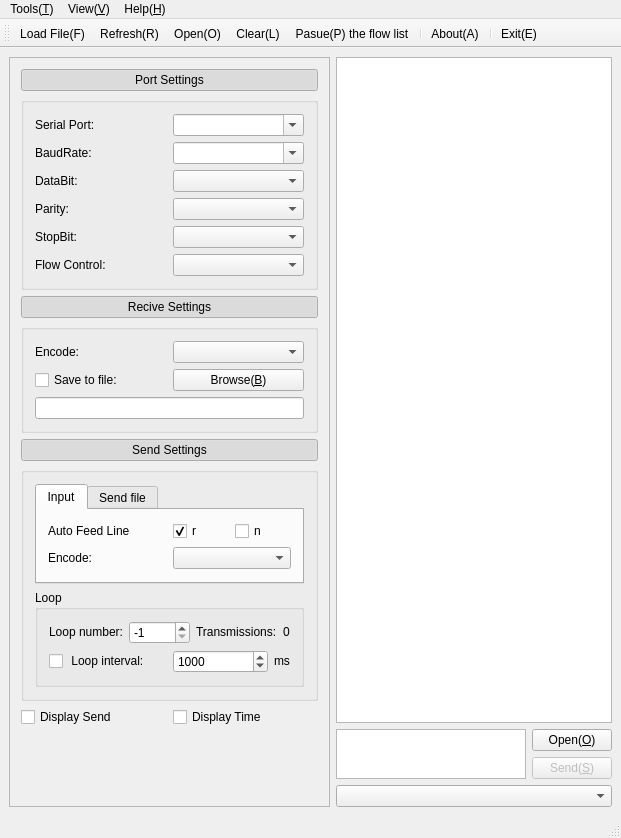
First picture: the form in App/MainWindow.ui, repository KangLin/SerialPortAssistant, before the edit.
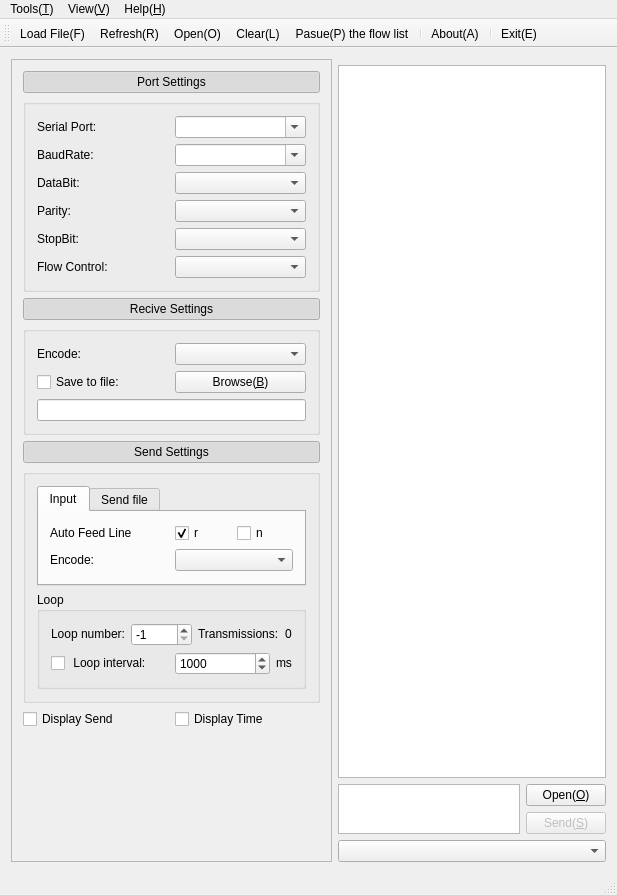
Second picture: the form after the edit. Icons and pictures are not drawn. Custom widgets are drawn as their Qt base class.

```diff
--- a/App/MainWindow.ui
+++ b/App/MainWindow.ui
@@ -6,8 +6,8 @@
    <rect>
     <x>0</x>
     <y>0</y>
-    <width>621</width>
-    <height>838</height>
+    <width>617</width>
+    <height>895</height>
    </rect>
   </property>
   <property name="sizePolicy">
@@ -65,8 +65,8 @@
         <rect>
          <x>0</x>
          <y>0</y>
-         <width>621</width>
-         <height>755</height>
+         <width>603</width>
+         <height>844</height>
         </rect>
        </property>
        <property name="sizePolicy">
@@ -100,104 +100,7 @@
            </sizepolicy>
           </property>
           <layout class="QGridLayout" name="gridLayout_6">
-           <property name="leftMargin">
-            <number>9</number>
-           </property>
-           <property name="topMargin">
-            <number>9</number>
-           </property>
-           <property name="rightMargin">
-            <number>9</number>
-           </property>
-           <property name="bottomMargin">
-            <number>9</number>
-           </property>
-           <property name="spacing">
-            <number>6</number>
-           </property>
-           <item row="0" column="1">
-            <layout class="QVBoxLayout" name="verticalLayout_3">
-             <item>
-              <widget class="QTextEdit" name="teRecive">
-               <property name="sizePolicy">
-                <sizepolicy hsizetype="Expanding" vsizetype="Expanding">
-                 <horstretch>0</horstretch>
-                 <verstretch>0</verstretch>
-                </sizepolicy>
-               </property>
-               <property name="readOnly">
-                <bool>true</bool>
-               </property>
-              </widget>
-             </item>
-             <item>
-              <layout class="QHBoxLayout" name="horizontalLayout_10">
-               <item>
-                <widget class="QTextEdit" name="teSend">
-                 <property name="sizePolicy">
-                  <sizepolicy hsizetype="Expanding" vsizetype="Ignored">
-                   <horstretch>0</horstretch>
-                   <verstretch>2</verstretch>
-                  </sizepolicy>
-                 </property>
-                </widget>
-               </item>
-               <item>
-                <layout class="QVBoxLayout" name="verticalLayout_2">
-                 <item>
-                  <widget class="QPushButton" name="pbOpen">
-                   <property name="sizePolicy">
-                    <sizepolicy hsizetype="Minimum" vsizetype="Fixed">
-                     <horstretch>0</horstretch>
-                     <verstretch>0</verstretch>
-                    </sizepolicy>
-                   </property>
-                   <property name="text">
-                    <string>Open(&amp;O)</string>
-                   </property>
-                   <property name="icon">
-                    <iconset resource="Resource/Resource.qrc">
-                     <normaloff>:/icon/Start</normaloff>:/icon/Start</iconset>
-                   </property>
-                  </widget>
-                 </item>
-                 <item>
-                  <widget class="QPushButton" name="pbSend">
-                   <property name="enabled">
-                    <bool>false</bool>
-                   </property>
-                   <property name="sizePolicy">
-                    <sizepolicy hsizetype="Minimum" vsizetype="Fixed">
-                     <horstretch>0</horstretch>
-                     <verstretch>0</verstretch>
-                    </sizepolicy>
-                   </property>
-                   <property name="text">
-                    <string>Send(&amp;S)</string>
-                   </property>
-                   <property name="icon">
-                    <iconset resource="Resource/Resource.qrc">
-                     <normaloff>:/icon/Send</normaloff>:/icon/Send</iconset>
-                   </property>
-                  </widget>
-                 </item>
-                </layout>
-               </item>
-              </layout>
-             </item>
-             <item>
-              <widget class="QComboBox" name="cmbRecent">
-               <property name="sizePolicy">
-                <sizepolicy hsizetype="Preferred" vsizetype="Fixed">
-                 <horstretch>0</horstretch>
-                 <verstretch>0</verstretch>
-                </sizepolicy>
-               </property>
-              </widget>
-             </item>
-            </layout>
-           </item>
-           <item row="0" column="0">
+           <item row="0" column="0" rowspan="4">
             <widget class="QFrame" name="frmLeftBar">
              <property name="sizePolicy">
               <sizepolicy hsizetype="Preferred" vsizetype="Preferred">
@@ -871,6 +774,119 @@
              </layout>
             </widget>
            </item>
+           <item row="0" column="1">
+            <layout class="QHBoxLayout" name="horizontalLayout_19">
+             <item>
+              <widget class="LightButton" name="ltRNG" native="true"/>
+             </item>
+             <item>
+              <widget class="LightButton" name="ltRTS" native="true"/>
+             </item>
+             <item>
+              <widget class="LightButton" name="ltCTS" native="true">
+               <property name="sizePolicy">
+                <sizepolicy hsizetype="Preferred" vsizetype="Preferred">
+                 <horstretch>0</horstretch>
+                 <verstretch>0</verstretch>
+                </sizepolicy>
+               </property>
+              </widget>
+             </item>
+             <item>
+              <widget class="LightButton" name="ltSTD" native="true"/>
+             </item>
+             <item>
+              <widget class="LightButton" name="ltSRD" native="true"/>
+             </item>
+             <item>
+              <widget class="LightButton" name="ltDTR" native="true"/>
+             </item>
+             <item>
+              <widget class="LightButton" name="ltDCD" native="true"/>
+             </item>
+             <item>
+              <widget class="LightButton" name="ltDSR" native="true"/>
+             </item>
+            </layout>
+           </item>
+           <item row="1" column="1">
+            <widget class="QTextEdit" name="teRecive">
+             <property name="sizePolicy">
+              <sizepolicy hsizetype="Expanding" vsizetype="Expanding">
+               <horstretch>0</horstretch>
+               <verstretch>0</verstretch>
+              </sizepolicy>
+             </property>
+             <property name="readOnly">
+              <bool>true</bool>
+             </property>
+            </widget>
+           </item>
+           <item row="2" column="1">
+            <layout class="QHBoxLayout" name="horizontalLayout_10">
+             <item>
+              <widget class="QTextEdit" name="teSend">
+               <property name="sizePolicy">
+                <sizepolicy hsizetype="Expanding" vsizetype="Ignored">
+                 <horstretch>0</horstretch>
+                 <verstretch>2</verstretch>
+                </sizepolicy>
+               </property>
+              </widget>
+             </item>
+             <item>
+              <layout class="QVBoxLayout" name="verticalLayout_2">
+               <item>
+                <widget class="QPushButton" name="pbOpen">
+                 <property name="sizePolicy">
+                  <sizepolicy hsizetype="Minimum" vsizetype="Fixed">
+                   <horstretch>0</horstretch>
+                   <verstretch>0</verstretch>
+                  </sizepolicy>
+                 </property>
+                 <property name="text">
+                  <string>Open(&amp;O)</string>
+                 </property>
+                 <property name="icon">
+                  <iconset resource="Resource/Resource.qrc">
+                   <normaloff>:/icon/Start</normaloff>:/icon/Start</iconset>
+                 </property>
+                </widget>
+               </item>
+               <item>
+                <widget class="QPushButton" name="pbSend">
+                 <property name="enabled">
+                  <bool>false</bool>
+                 </property>
+                 <property name="sizePolicy">
+                  <sizepolicy hsizetype="Minimum" vsizetype="Fixed">
+                   <horstretch>0</horstretch>
+                   <verstretch>0</verstretch>
+                  </sizepolicy>
+                 </property>
+                 <property name="text">
+                  <string>Send(&amp;S)</string>
+                 </property>
+                 <property name="icon">
+                  <iconset resource="Resource/Resource.qrc">
+                   <normaloff>:/icon/Send</normaloff>:/icon/Send</iconset>
+                 </property>
+                </widget>
+               </item>
+              </layout>
+             </item>
+            </layout>
+           </item>
+           <item row="3" column="1">
+            <widget class="QComboBox" name="cmbRecent">
+             <property name="sizePolicy">
+              <sizepolicy hsizetype="Preferred" vsizetype="Fixed">
+               <horstretch>0</horstretch>
+               <verstretch>0</verstretch>
+              </sizepolicy>
+             </property>
+            </widget>
+           </item>
           </layout>
          </widget>
         </item>
@@ -885,8 +901,8 @@
     <rect>
      <x>0</x>
      <y>0</y>
-     <width>621</width>
-     <height>22</height>
+     <width>617</width>
+     <height>23</height>
     </rect>
    </property>
    <widget class="QMenu" name="menuTools_T">
@@ -1128,6 +1144,14 @@
   </action>
  </widget>
  <layoutdefault spacing="6" margin="11"/>
+ <customwidgets>
+  <customwidget>
+   <class>LightButton</class>
+   <extends>QWidget</extends>
+   <header>lightbutton.h</header>
+   <container>1</container>
+  </customwidget>
+ </customwidgets>
  <resources>
   <include location="Resource/Resource.qrc"/>
  </resources>
```
